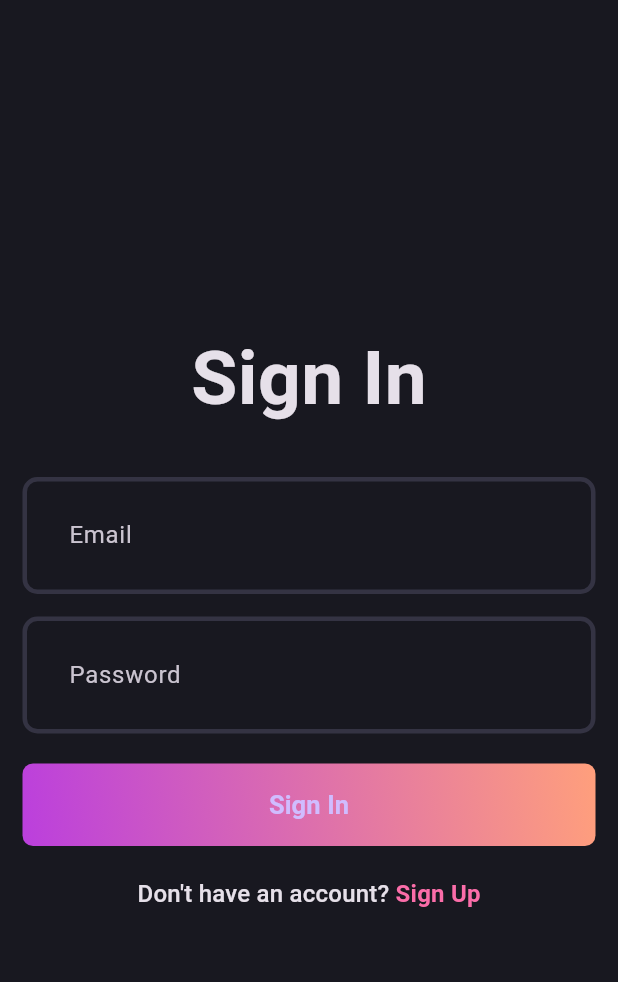
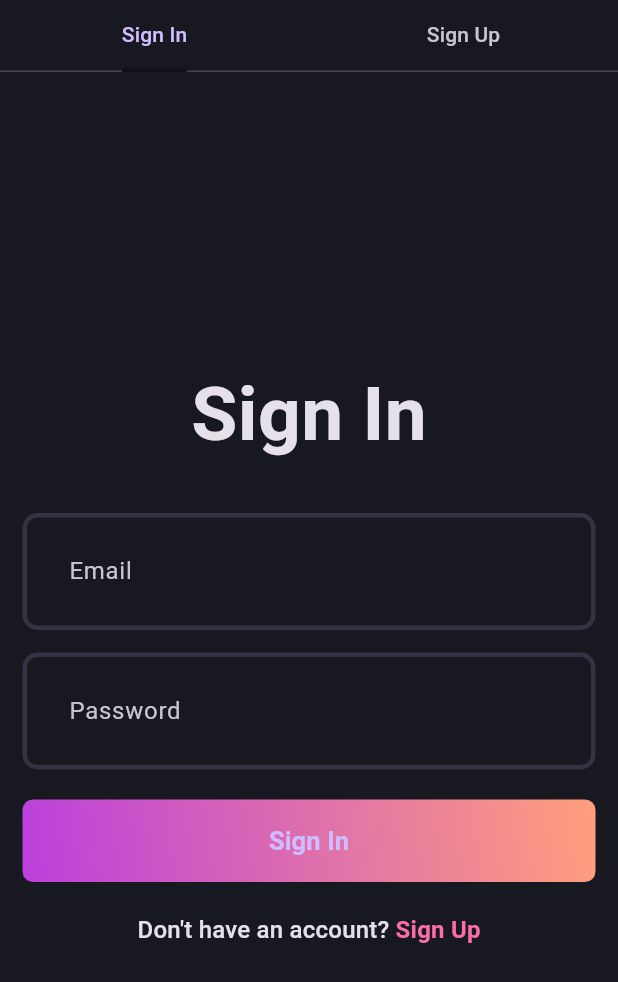
Before and after one commit to shmatko1095/oshmobile, a Flutter app: the screen it shows after launch, on a phone screen of 412 x 824 dp. Shown: the top 982 px of the screen. Run offline on Flutter 3.47's test engine with Material 3 defaults, Android fonts, the phone set to English and light mode, and no system bars; our stand-ins replace flutter_bloc, fpdart, get_it, hive, internet_connection_checker_plus, supabase_flutter; accounts and stored records are empty.

Commit message:
Update app_secrets.dart

```diff
--- a/lib/core/secrets/app_secrets.dart
+++ b/lib/core/secrets/app_secrets.dart
@@ -1,5 +1,4 @@
 class AppSecrets {
-  static const supabaseUrl = "https://nxfqecbtepvichuevbwr.supabase.co";
-  static const supabaseAnonKey =
-      "eyJhbGciOiJIUzI1NiIsInR5cCI6IkpXVCJ9.eyJpc3MiOiJzdXBhYmFzZSIsInJlZiI6Im54ZnFlY2J0ZXB2aWNodWV2YndyIiwicm9sZSI6ImFub24iLCJpYXQiOjE3MjcxOTAzMzMsImV4cCI6MjA0Mjc2NjMzM30.gna-vjlCWyriS8J2TjaKweFFzvEHOinN3PReSBXpyxs";
+  static const supabaseUrl = "";
+  static const supabaseAnonKey = "";
 }
--- /dev/null
+++ b/lib/features/auth/presentation/pages/sign_page.dart
@@ -0,0 +1,49 @@
+import 'package:flutter/material.dart';
+import 'package:oshmobile/features/auth/presentation/pages/signin_page.dart';
+import 'package:oshmobile/features/auth/presentation/pages/signup_page.dart';
+
+class SignPage extends StatefulWidget {
+  const SignPage({super.key});
+
+  @override
+  State<SignPage> createState() => _SignPageState();
+}
+
+class _SignPageState extends State<SignPage>
+    with SingleTickerProviderStateMixin {
+  // static const List<Tab> myTabs = <Tab>[
+  // Tab(text: 'LEFT'),
+  // Tab(text: 'RIGHT'),
+  // ];
+
+  final List<Widget> _tabList = [const SignInPage(), const SignUpPage()];
+
+  late TabController _tabController;
+
+  @override
+  void initState() {
+    super.initState();
+    _tabController = TabController(vsync: this, length: _tabList.length);
+  }
+
+  @override
+  Widget build(BuildContext context) {
+    return SafeArea(
+      child: Scaffold(
+        appBar: TabBar(
+          controller: _tabController,
+          // labelColor: _getTabLabelColor(context),
+          indicatorColor: Theme.of(context).primaryColor,
+          tabs: <Tab>[
+            Tab(text: "Sign In"),
+            Tab(text: "Sign Up"),
+          ],
+        ),
+        body: TabBarView(
+          controller: _tabController,
+          children: _tabList,
+        ),
+      ),
+    );
+  }
+}
--- a/lib/main.dart
+++ b/lib/main.dart
@@ -3,6 +3,7 @@ import 'package:flutter_bloc/flutter_bloc.dart';
 import 'package:oshmobile/core/common/cubits/app_user/app_user_cubit.dart';
 import 'package:oshmobile/core/theme/theme.dart';
 import 'package:oshmobile/features/auth/presentation/bloc/auth_bloc.dart';
+import 'package:oshmobile/features/auth/presentation/pages/sign_page.dart';
 import 'package:oshmobile/features/auth/presentation/pages/signin_page.dart';
 import 'package:oshmobile/features/blog/presentation/bloc/blog_bloc.dart';
 import 'package:oshmobile/features/blog/presentation/pages/blog_page.dart';
@@ -49,7 +50,7 @@ class _MyAppState extends State<MyApp> {
       home: BlocSelector<AppUserCubit, AppUserState, bool>(
         selector: (state) => state is AppUserSignedIn,
         builder: (context, state) =>
-            state ? const BlogPage() : const SignInPage(),
+            state ? const BlogPage() : const SignPage(),
       ),
     );
   }
```
Also changed, not shown: 2 other files.
